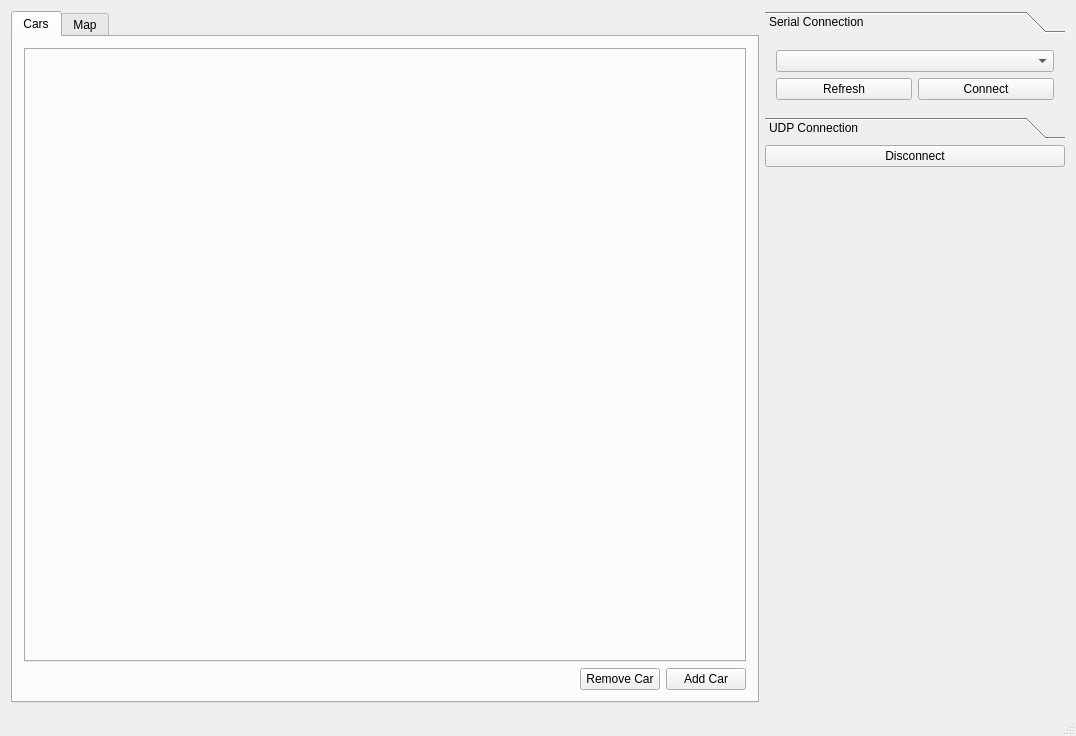
Above: Linux/RC_Car_Tool/mainwindow.ui from vedderb/rise_sdvp before the change. Below: the same form after it.
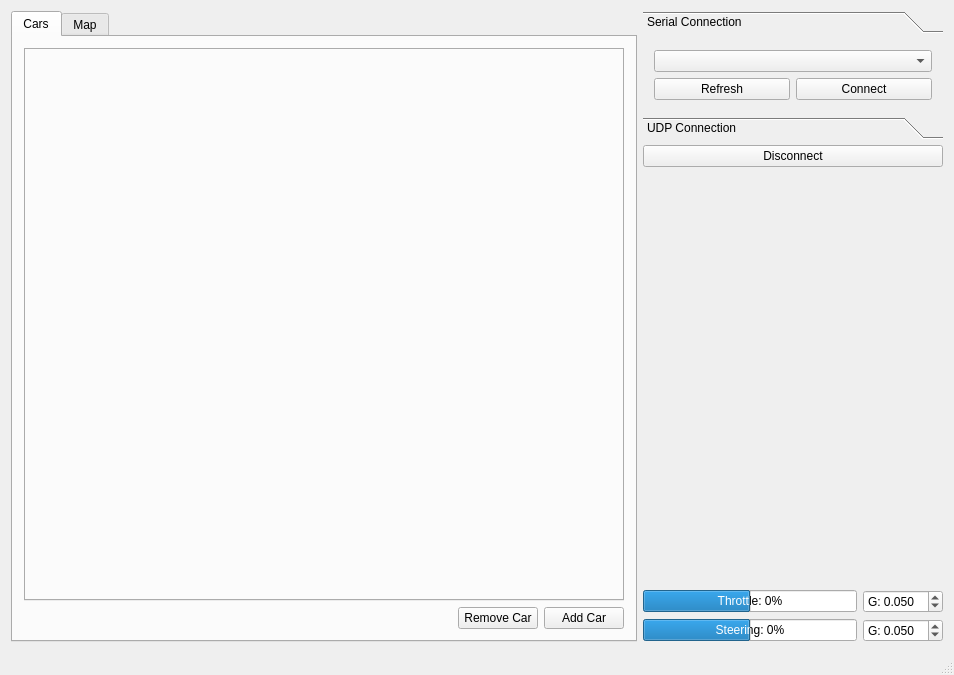
That is the form after the change. Custom widgets are drawn as their Qt base class.

The edit to the form file:
```diff
--- a/Linux/RC_Car_Tool/mainwindow.ui
+++ b/Linux/RC_Car_Tool/mainwindow.ui
@@ -6,8 +6,8 @@
    <rect>
     <x>0</x>
     <y>0</y>
-    <width>1076</width>
-    <height>736</height>
+    <width>954</width>
+    <height>675</height>
    </rect>
   </property>
   <property name="windowTitle">
@@ -267,6 +267,92 @@
         </property>
        </spacer>
       </item>
+      <item>
+       <layout class="QGridLayout" name="gridLayout_3">
+        <item row="0" column="0">
+         <widget class="QProgressBar" name="throttleBar">
+          <property name="sizePolicy">
+           <sizepolicy hsizetype="Minimum" vsizetype="Fixed">
+            <horstretch>0</horstretch>
+            <verstretch>0</verstretch>
+           </sizepolicy>
+          </property>
+          <property name="minimum">
+           <number>-100</number>
+          </property>
+          <property name="value">
+           <number>0</number>
+          </property>
+          <property name="format">
+           <string>Throttle: %v%</string>
+          </property>
+         </widget>
+        </item>
+        <item row="0" column="1">
+         <widget class="QDoubleSpinBox" name="throttleGainBox">
+          <property name="sizePolicy">
+           <sizepolicy hsizetype="Fixed" vsizetype="Fixed">
+            <horstretch>0</horstretch>
+            <verstretch>0</verstretch>
+           </sizepolicy>
+          </property>
+          <property name="prefix">
+           <string>G: </string>
+          </property>
+          <property name="decimals">
+           <number>3</number>
+          </property>
+          <property name="singleStep">
+           <double>0.005000000000000</double>
+          </property>
+          <property name="value">
+           <double>0.050000000000000</double>
+          </property>
+         </widget>
+        </item>
+        <item row="1" column="0">
+         <widget class="QProgressBar" name="steeringBar">
+          <property name="sizePolicy">
+           <sizepolicy hsizetype="Minimum" vsizetype="Fixed">
+            <horstretch>0</horstretch>
+            <verstretch>0</verstretch>
+           </sizepolicy>
+          </property>
+          <property name="minimum">
+           <number>-100</number>
+          </property>
+          <property name="value">
+           <number>0</number>
+          </property>
+          <property name="format">
+           <string>Steering: %v%</string>
+          </property>
+         </widget>
+        </item>
+        <item row="1" column="1">
+         <widget class="QDoubleSpinBox" name="steeringGainBox">
+          <property name="sizePolicy">
+           <sizepolicy hsizetype="Fixed" vsizetype="Fixed">
+            <horstretch>0</horstretch>
+            <verstretch>0</verstretch>
+           </sizepolicy>
+          </property>
+          <property name="prefix">
+           <string>G: </string>
+          </property>
+          <property name="decimals">
+           <number>3</number>
+          </property>
+          <property name="singleStep">
+           <double>0.005000000000000</double>
+          </property>
+          <property name="value">
+           <double>0.050000000000000</double>
+          </property>
+         </widget>
+        </item>
+       </layout>
+      </item>
      </layout>
     </item>
    </layout>
```
Left out of the diff: 8 changed lines with no effect on the pictures.
